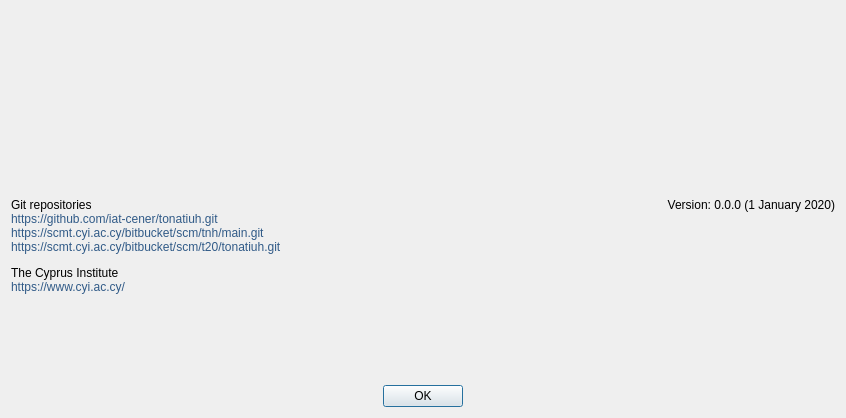
CST-Modelling-Tools/TonatiuhPP, file source/application/widgets/AboutDialog.ui: the form before one commit.
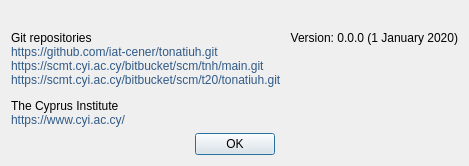
The form after the commit. Icons and pictures are not drawn.

```diff
--- a/source/application/widgets/AboutDialog.ui
+++ b/source/application/widgets/AboutDialog.ui
@@ -2,26 +2,12 @@
 <ui version="4.0">
  <class>AboutDialog</class>
  <widget class="QDialog" name="AboutDialog">
-  <property name="geometry">
-   <rect>
-    <x>0</x>
-    <y>0</y>
-    <width>846</width>
-    <height>418</height>
-   </rect>
-  </property>
   <property name="windowTitle">
    <string>About</string>
   </property>
   <layout class="QVBoxLayout" name="verticalLayout">
    <item>
     <widget class="QLabel" name="label">
-     <property name="midLineWidth">
-      <number>6</number>
-     </property>
-     <property name="text">
-      <string/>
-     </property>
      <property name="pixmap">
       <pixmap resource="../resources.qrc">:/images/about/SplashScreen.png</pixmap>
      </property>
```
Left out of the diff: 3 changed lines with no effect on the pictures.
